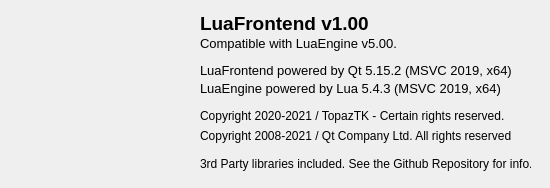
Before: the Qt Designer form AboutFrontend.ui in CodedRubyChan/LuaFrontend, drawn with Qt 5.
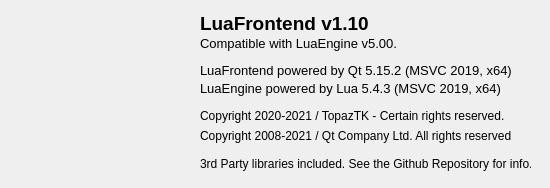
After: the same form once the commit is applied. Icons and pictures are not drawn.

```diff
--- a/AboutFrontend.ui
+++ b/AboutFrontend.ui
@@ -57,7 +57,7 @@
     </font>
    </property>
    <property name="text">
-    <string>LuaFrontend v1.00</string>
+    <string>LuaFrontend v1.10</string>
    </property>
   </widget>
   <widget class="QLabel" name="QtLabel">
```
